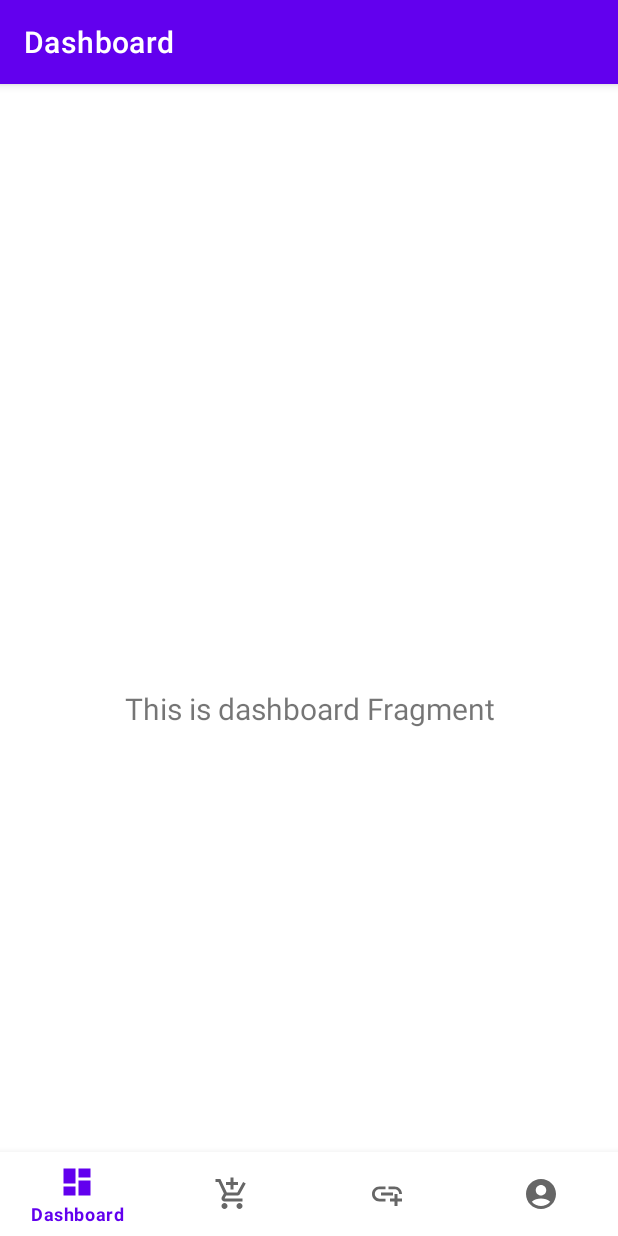
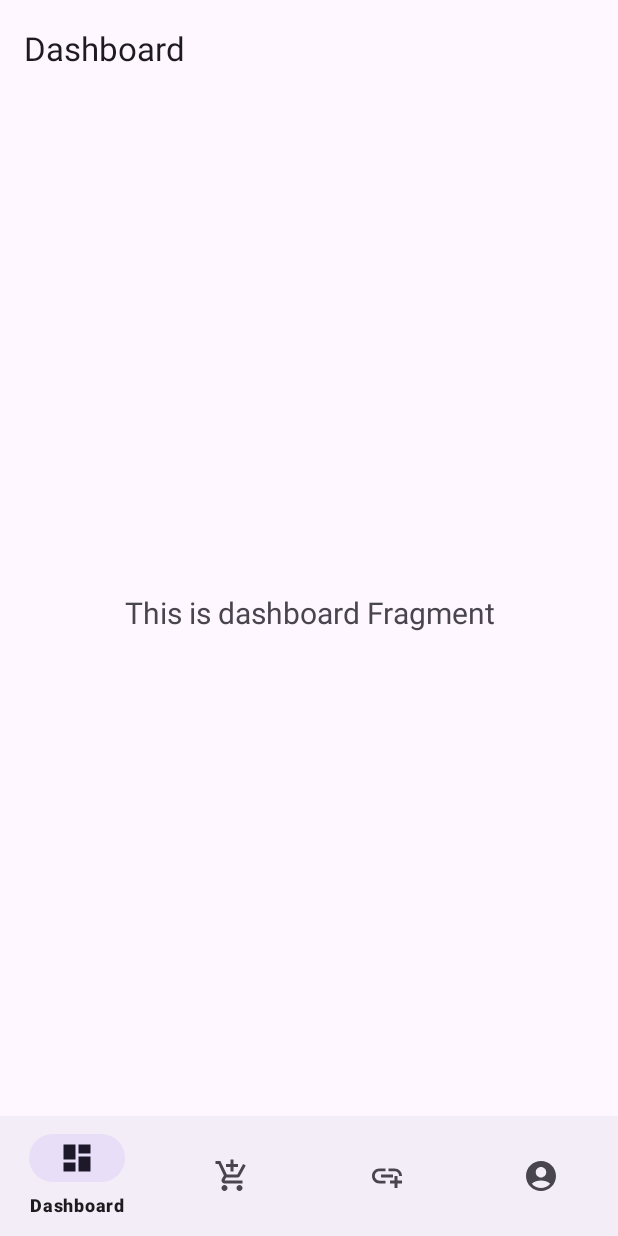
Before and after one commit to Linkyi-Shop/linkyi-mobile, an Android app: the MainActivity screen opened directly, with no data from a screen before it, on a phone screen of 412 x 824 dp. Run offline under Robolectric (Android 15) with nearby library versions, the phone set to English and light mode, and no system bars; our stand-ins replace navigation-ui.

Commit message:
- ubah tampilan main (top bar menggunakan material) - card list product

```diff
--- a/app/src/main/java/com/example/linkyishop/ui/main/MainActivity.kt
+++ b/app/src/main/java/com/example/linkyishop/ui/main/MainActivity.kt
@@ -1,9 +1,12 @@
 package com.example.linkyishop.ui.main
 
 import android.os.Bundle
+import androidx.activity.enableEdgeToEdge
 import androidx.activity.viewModels
 import com.google.android.material.bottomnavigation.BottomNavigationView
 import androidx.appcompat.app.AppCompatActivity
+import androidx.core.view.ViewCompat
+import androidx.core.view.WindowInsetsCompat
 import androidx.navigation.findNavController
 import androidx.navigation.ui.AppBarConfiguration
 import androidx.navigation.ui.setupActionBarWithNavController
@@ -11,6 +14,7 @@ import androidx.navigation.ui.setupWithNavController
 import com.example.linkyishop.R
 import com.example.linkyishop.data.ViewModelFactory
 import com.example.linkyishop.databinding.ActivityMainBinding
+import com.google.android.material.appbar.MaterialToolbar
 
 class MainActivity : AppCompatActivity() {
     private val viewModel by viewModels<MainViewModel> {
@@ -21,14 +25,23 @@ class MainActivity : AppCompatActivity() {
 
     override fun onCreate(savedInstanceState: Bundle?) {
         super.onCreate(savedInstanceState)
+        enableEdgeToEdge()
 
         binding = ActivityMainBinding.inflate(layoutInflater)
         setContentView(binding.root)
+        ViewCompat.setOnApplyWindowInsetsListener(findViewById(R.id.container)) { v, insets ->
+            val systemBars = insets.getInsets(WindowInsetsCompat.Type.systemBars())
+            v.setPadding(systemBars.left, systemBars.top, systemBars.right, 0)
+            insets
+        }
 
         // Set Toolbar sebagai ActionBar
 //        setSupportActionBar(binding.toolbar)
 
         val navView: BottomNavigationView = binding.navView
+
+        val toolbar = findViewById<MaterialToolbar>(R.id.topAppBar)
+        setSupportActionBar(toolbar)
 
         val navController = findNavController(R.id.nav_host_fragment_activity_main)
         val appBarConfiguration = AppBarConfiguration(
--- a/app/src/main/java/com/example/linkyishop/ui/register/RegisterActivity.kt
+++ b/app/src/main/java/com/example/linkyishop/ui/register/RegisterActivity.kt
@@ -27,12 +27,12 @@ class RegisterActivity : AppCompatActivity() {
 
         binding = ActivityRegisterBinding.inflate(layoutInflater)
         setContentView(binding.root)
-
         ViewCompat.setOnApplyWindowInsetsListener(findViewById(R.id.main)) { v, insets ->
             val systemBars = insets.getInsets(WindowInsetsCompat.Type.systemBars())
             v.setPadding(systemBars.left, systemBars.top, systemBars.right, systemBars.bottom)
             insets
         }
+
 
         setupRegister()
     }
--- a/app/src/main/res/layout/activity_main.xml
+++ b/app/src/main/res/layout/activity_main.xml
@@ -1,45 +1,48 @@
 <?xml version="1.0" encoding="utf-8"?>
-<androidx.constraintlayout.widget.ConstraintLayout xmlns:android="http://schemas.android.com/apk/res/android"
+<androidx.coordinatorlayout.widget.CoordinatorLayout xmlns:android="http://schemas.android.com/apk/res/android"
     xmlns:app="http://schemas.android.com/apk/res-auto"
     android:id="@+id/container"
     android:layout_width="match_parent"
+    android:layout_height="match_parent">
+
+    <com.google.android.material.appbar.AppBarLayout
+        android:id="@+id/appbar"
+        android:layout_width="match_parent"
+        android:layout_height="wrap_content"
+        app:layout_constraintTop_toTopOf="parent"
+        app:layout_constraintStart_toStartOf="parent"
+        app:layout_constraintEnd_toEndOf="parent">
+        <com.google.android.material.appbar.MaterialToolbar
+            android:id="@+id/topAppBar"
+            android:layout_width="match_parent"
+            android:layout_height="?attr/actionBarSize"/>
+    </com.google.android.material.appbar.AppBarLayout>
+
+    <androidx.constraintlayout.widget.ConstraintLayout
+        android:layout_width="match_parent"
         android:layout_height="match_parent"
-    android:paddingTop="?attr/actionBarSize">
-
-<!--    <androidx.appcompat.widget.Toolbar-->
-<!--        android:id="@+id/toolbar"-->
-<!--        android:layout_width="0dp"-->
-<!--        android:layout_height="?attr/actionBarSize"-->
-<!--        android:background="?attr/colorPrimary"-->
-<!--        app:popupTheme="@style/Theme.AppCompat.Light.DarkActionBar"-->
-<!--        app:layout_constraintTop_toTopOf="parent"-->
-<!--        app:layout_constraintStart_toStartOf="parent"-->
-<!--        app:layout_constraintEnd_toEndOf="parent" />-->
-
-    <com.google.android.material.bottomnavigation.BottomNavigationView
-        android:id="@+id/nav_view"
-        android:layout_width="0dp"
-        android:layout_height="wrap_content"
-        android:layout_marginStart="0dp"
-        android:layout_marginEnd="0dp"
-        android:background="?android:attr/windowBackground"
-        app:layout_constraintBottom_toBottomOf="parent"
-        app:layout_constraintLeft_toLeftOf="parent"
-        app:layout_constraintRight_toRightOf="parent"
-        app:menu="@menu/bottom_nav_menu" />
+        app:layout_behavior="@string/appbar_scrolling_view_behavior">
 
         <fragment
             android:id="@+id/nav_host_fragment_activity_main"
             android:name="androidx.navigation.fragment.NavHostFragment"
             android:layout_width="match_parent"
-        android:layout_height="match_parent"
+            android:layout_height="0dp"
             app:defaultNavHost="true"
+            app:layout_constraintStart_toStartOf="parent"
+            app:layout_constraintEnd_toEndOf="parent"
+            app:layout_constraintTop_toTopOf="parent"
             app:layout_constraintBottom_toTopOf="@id/nav_view"
-        app:layout_constraintHorizontal_bias="0.0"
-        app:layout_constraintLeft_toLeftOf="parent"
-        app:layout_constraintRight_toRightOf="parent"
-        app:layout_constraintTop_toTopOf="parent"
             app:layout_constraintVertical_bias="1.0"
             app:navGraph="@navigation/mobile_navigation" />
 
+        <com.google.android.material.bottomnavigation.BottomNavigationView
+            android:id="@+id/nav_view"
+            android:layout_width="match_parent"
+            android:layout_height="wrap_content"
+            app:layout_constraintBottom_toBottomOf="parent"
+            app:layout_constraintStart_toStartOf="parent"
+            app:layout_constraintEnd_toEndOf="parent"
+            app:menu="@menu/bottom_nav_menu" />
     </androidx.constraintlayout.widget.ConstraintLayout>
+</androidx.coordinatorlayout.widget.CoordinatorLayout>
--- a/app/src/main/res/values-night/themes.xml
+++ b/app/src/main/res/values-night/themes.xml
@@ -1,6 +1,6 @@
 <resources xmlns:tools="http://schemas.android.com/tools">
     <!-- Base application theme. -->
-    <style name="Theme.LinkyiShop" parent="Theme.MaterialComponents.DayNight.DarkActionBar">
+    <style name="Theme.LinkyiShop" parent="Theme.Material3.DayNight.NoActionBar">
         <!-- Primary brand color. -->
         <item name="colorPrimary">@color/purple_200</item>
         <item name="colorPrimaryVariant">@color/purple_700</item>
--- a/app/src/main/res/values/themes.xml
+++ b/app/src/main/res/values/themes.xml
@@ -1,6 +1,6 @@
 <resources xmlns:tools="http://schemas.android.com/tools">
     <!-- Base application theme. -->
-    <style name="Theme.LinkyiShop" parent="Theme.MaterialComponents.DayNight.DarkActionBar">
+    <style name="Theme.LinkyiShop" parent="Theme.Material3.DayNight.NoActionBar">
         <!-- Primary brand color. -->
         <item name="colorPrimary">@color/purple_500</item>
         <item name="colorPrimaryVariant">@color/purple_700</item>
```
Also changed, not shown: app/src/main/res/layout/products_card.xml (added, +51 -0 lines). Lines whose indentation alone changed are shown as unchanged.
